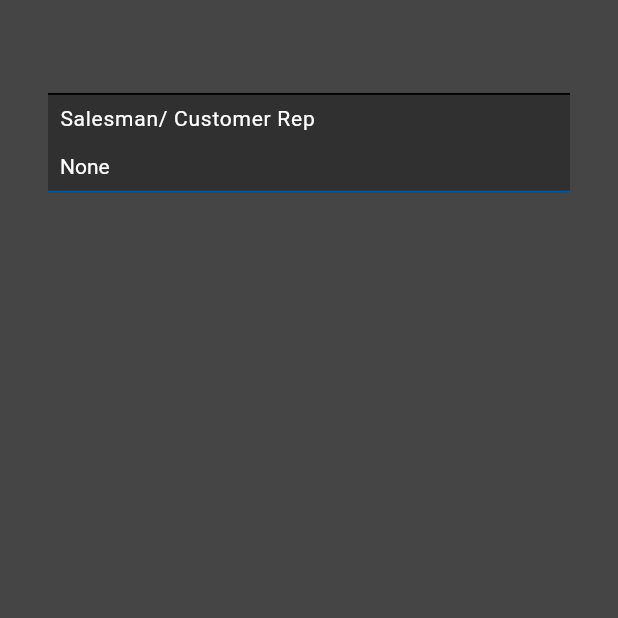
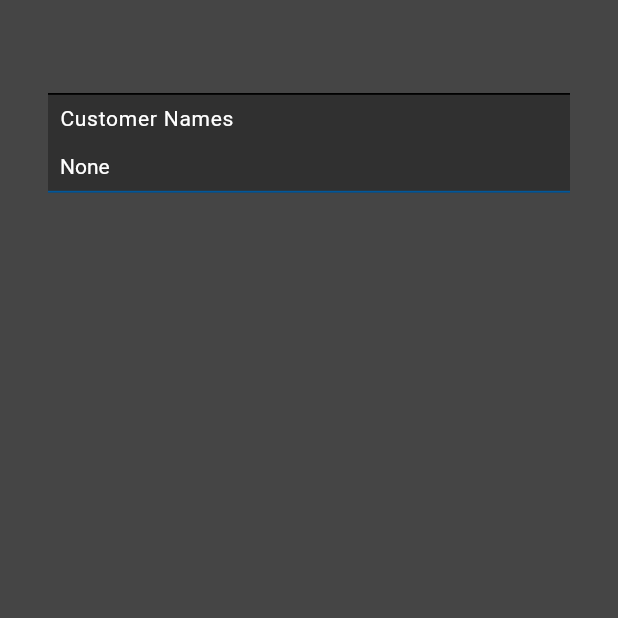
Before and after one commit to JitendraSinghThakur/multiselect, a Flutter app: the screen it shows after launch, on a phone screen of 412 x 824 dp, the top half of it. Run offline on Flutter 3.47's test engine with Material 2 defaults, Android fonts, the light colour scheme and no system bars.

Commit message:
update value

```diff
--- a/lib/add_todo_button.dart
+++ b/lib/add_todo_button.dart
@@ -20,7 +20,8 @@ class _OpenCustomerDetailsState extends State<OpenCustomerDetails> {
       if (datatoParent3.length > 0) {
         datatoParent3.forEach((element) {
           if (element.checked) {
-            textvalue += element.fname;
+            textvalue +=
+                " " + element.fname + " " + element.lname.toLowerCase();
           }
         });
       }
@@ -66,7 +67,7 @@ class _OpenCustomerDetailsState extends State<OpenCustomerDetails> {
                         ),
                       ),
                       child: Text(
-                        "Salesman/ Customer Rep",
+                        "Customer Names",
                         style: TextStyle(letterSpacing: 0.5),
                       ),
                     ),
@@ -108,7 +109,7 @@ class _OpenBox extends StatefulWidget {
 class __OpenBoxState extends State<_OpenBox> {
   // String data = 'no';
   void bindData() {
-    print("bindData");
+    // print("bindData");
     datatoParent = widget.datatoParent2;
   }
 
--- a/lib/main.dart
+++ b/lib/main.dart
@@ -10,6 +10,7 @@ class MyApp extends StatelessWidget {
   @override
   Widget build(BuildContext context) {
     return MaterialApp(
+      debugShowCheckedModeBanner: false,
       theme: ThemeData.dark(),
       home: const Home(),
     );
```
